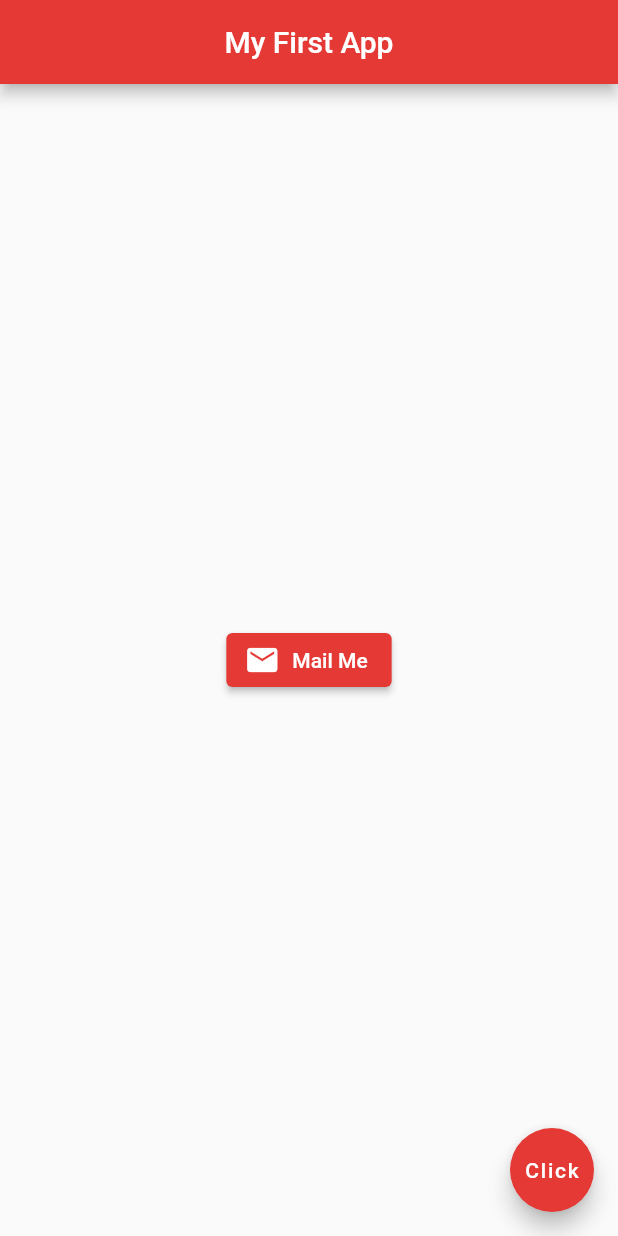
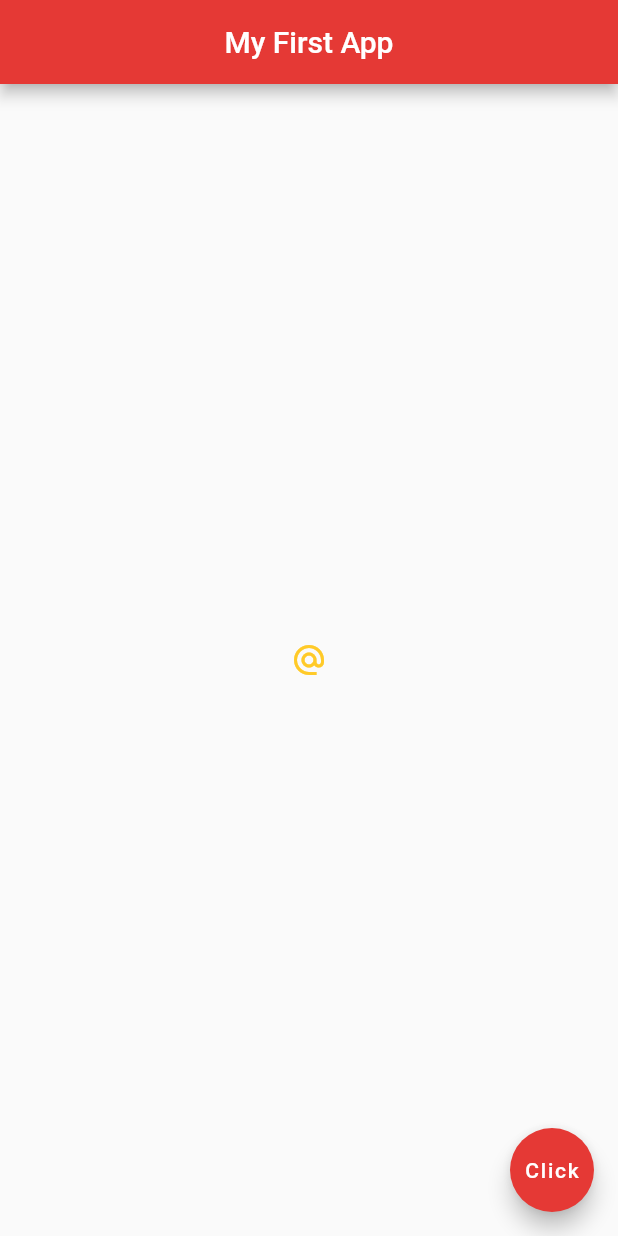
Before and after one commit to bodoganabel/flutter_first_test, a Flutter app: the screen it shows after launch, on a phone screen of 412 x 824 dp. Run offline on Flutter 3.47's test engine with Material 2 defaults, Android fonts, the light colour scheme and no system bars.

Commit message:
Icon Button

```diff
--- a/lib/main.dart
+++ b/lib/main.dart
@@ -14,16 +14,14 @@ class Home extends StatelessWidget {
         backgroundColor: Colors.red[600],
       ),
       body: Center(
-          child: ElevatedButton.icon(
-        onPressed: () {},
+          child: IconButton(
+        onPressed: () {
+          print('You clicked on this button');
+        },
         icon: Icon(
-          Icons.mail,
+          Icons.alternate_email,
         ),
-        label: Text('Mail Me'),
-        style: ElevatedButton.styleFrom(
-          primary: Colors.red[600], // background
-          onPrimary: Colors.white, // foreground
-        ),
+        color: Colors.amber[400],
       )),
       floatingActionButton: FloatingActionButton(
         child: Text("Click"),
```
